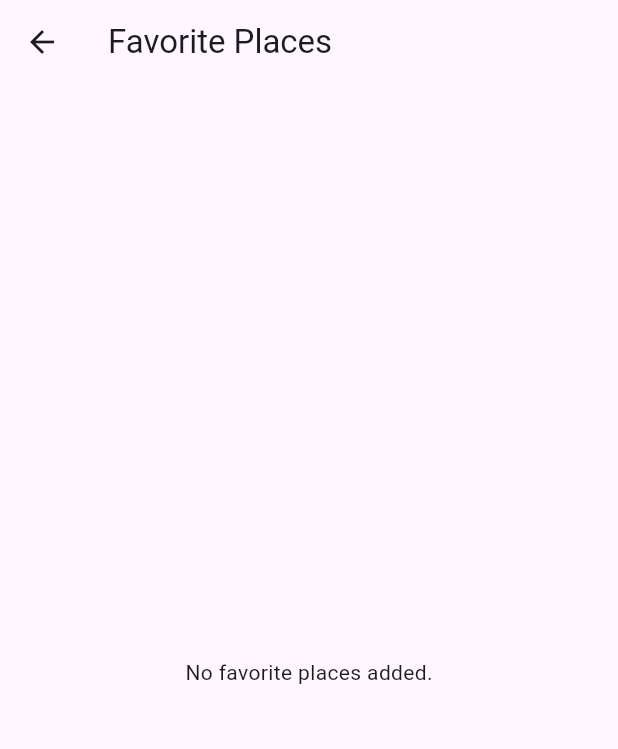
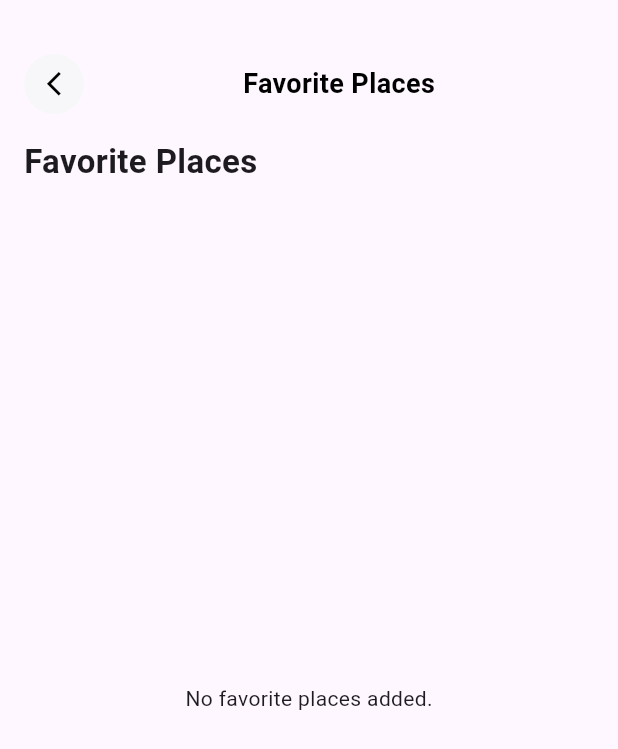
Before and after one commit to Ahmad09308/Travenor_App, a Flutter app: the FavoritePlacesPage screen opened directly, on a phone screen of 412 x 824 dp. Shown: the top 749 px of the screen. Run offline on Flutter 3.47's test engine with Material 3 defaults, Android fonts, the phone set to English and light mode, and no system bars; our stand-ins replace bloc, dio, flutter_bloc, shared_preferences; accounts and stored records are empty; Roboto replaces fonts that are missing (SF UI Display).

Commit message:
Edit FavoritePlacesPage iu

```diff
--- a/lib/Auth/view/pages/FavoritePlacesPage.dart
+++ b/lib/Auth/view/pages/FavoritePlacesPage.dart
@@ -8,15 +8,50 @@ class FavoritePlacesPage extends StatelessWidget {
   @override
   Widget build(BuildContext context) {
     return Scaffold(
-      appBar: AppBar(
-        title: const Text('Favorite Places'),
-      ),
       body: Padding(
         padding: const EdgeInsets.all(16.0),
         child: Column(
           crossAxisAlignment: CrossAxisAlignment.start,
           children: [
+            const SizedBox(height: 20),
+            Row(
+              mainAxisAlignment: MainAxisAlignment.spaceAround,
+              children: [
+                CircleAvatar(
+                  backgroundColor: const Color.fromRGBO(247, 247, 249, 1),
+                  maxRadius: 20,
+                  child: IconButton(
+                    icon: const Icon(
+                      Icons.arrow_back_ios_new,
+                      color: Colors.black,
+                      size: 19,
+                    ),
+                    onPressed: () {
+                      Navigator.pop(context);
+                    },
+                  ),
+                ),
+                const Spacer(),
+                const Text(
+                  'Favorite Places',
+                  style: TextStyle(
+                    fontFamily: 'SF UI Display',
+                    fontWeight: FontWeight.w600,
+                    fontSize: 18,
+                    color: Color.fromARGB(255, 0, 0, 0),
+                  ),
+                ),
+                const Spacer(),
+              ],
+            ),
             const SizedBox(height: 16),
+            const Text(
+              'Favorite Places',
+              style: TextStyle(
+                fontSize: 22,
+                fontWeight: FontWeight.bold,
+              ),
+            ),
             Expanded(
               child: BlocBuilder<FavoriteBloc, FavoriteState>(
                 builder: (context, state) {
```
